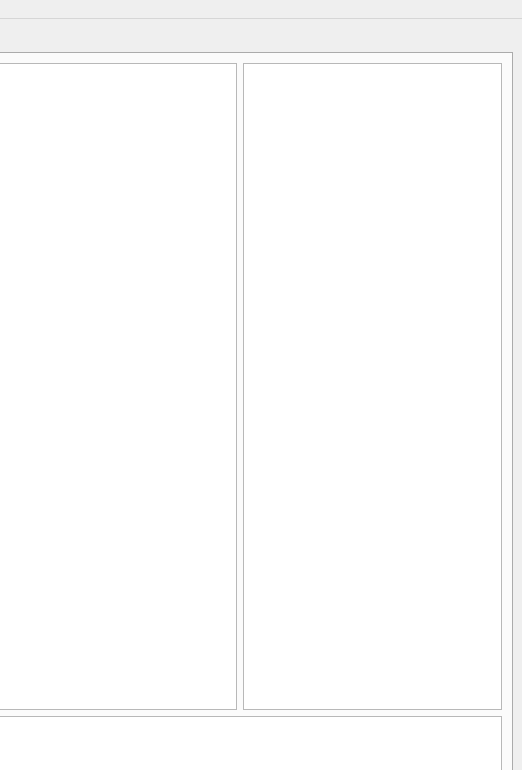
The window that zarafa-inspector.ui (zarafagroupware/zarafa-inspector) describes before a commit, drawn with Qt 5; both pictures show x 301 to 823 and y 0 to 770 of the 823 by 950 pixel window.
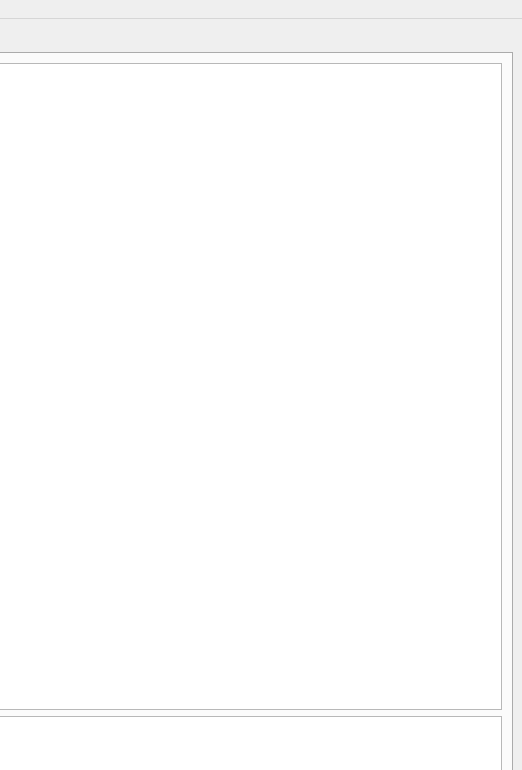
The same window after the commit. The open tabs and pages were chosen to show the change.

Commit message: Refactored the recordlistview to our new class ItemListView

What changed in the file:
```diff
--- a/zarafa-inspector.ui
+++ b/zarafa-inspector.ui
@@ -81,16 +81,6 @@
             </column>
            </widget>
           </item>
-          <item>
-           <widget class="QListView" name="recordlistView">
-            <property name="sizePolicy">
-             <sizepolicy hsizetype="Preferred" vsizetype="Preferred">
-              <horstretch>0</horstretch>
-              <verstretch>0</verstretch>
-             </sizepolicy>
-            </property>
-           </widget>
-          </item>
           <item>
            <widget class="QTableWidget" name="propertytableWidget"/>
           </item>
```
The commit also changes 1 other file.
